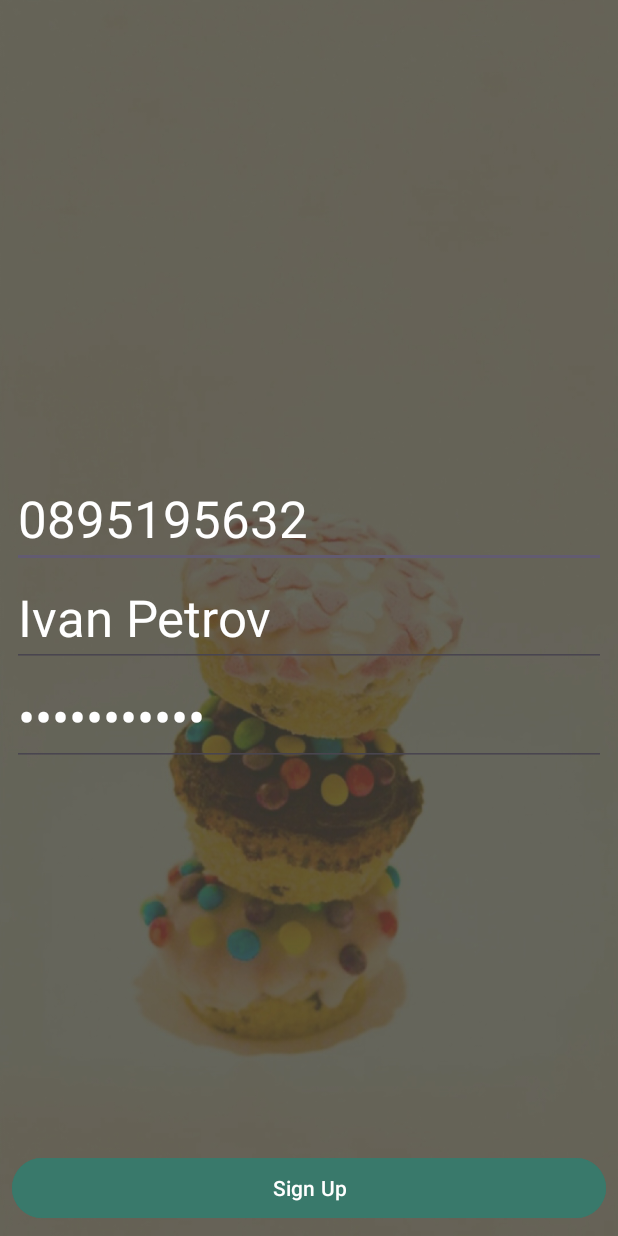
After one commit to CharlieScarver/NomNomFood, an Android app: the SignUp screen opened directly, with no data from a screen before it, on a phone screen of 412 x 824 dp. The commit adds this screen. Run offline under Robolectric (Android 15) with nearby library versions, the phone set to English and light mode, and no system bars; our stand-ins replace Firebase (no records; nobody signed in at launch, a user with empty details on screens opened directly); plain views replace FButton, MaterialEditText.

Commit message:
Sign up screen, removed external libraries, new background

```diff
--- a/app/build.gradle
+++ b/app/build.gradle
@@ -45,6 +45,6 @@ dependencies {
 
     implementation 'com.google.firebase:firebase-core:21.1.1'
     implementation 'com.google.firebase:firebase-database:20.2.1'
-    implementation 'info.hoang8f:fbutton:1.0.5'
-    implementation 'com.rengwuxian.materialedittext:library:2.1.4'
+    //implementation 'info.hoang8f:fbutton:1.0.5'
+    //implementation 'com.rengwuxian.materialedittext:library:2.1.4'
 }
--- a/app/src/main/AndroidManifest.xml
+++ b/app/src/main/AndroidManifest.xml
@@ -2,6 +2,7 @@
 <manifest xmlns:android="http://schemas.android.com/apk/res/android"
     xmlns:tools="http://schemas.android.com/tools">
 
+    <uses-permission android:name="android.permission.INTERNET"/>
     <application
         android:allowBackup="true"
         android:dataExtractionRules="@xml/data_extraction_rules"
@@ -12,6 +13,9 @@
         android:supportsRtl="true"
         android:theme="@style/Theme.NomNomFood"
         tools:targetApi="31">
+        <activity
+            android:name=".SignUp"
+            android:exported="false" />
         <activity
             android:name=".SignIn"
             android:exported="false" />
--- a/app/src/main/java/com/example/nomnomfood/SignIn.java
+++ b/app/src/main/java/com/example/nomnomfood/SignIn.java
@@ -57,7 +57,7 @@ public class SignIn extends AppCompatActivity {
                                 Toast.makeText(SignIn.this, "Sign in successfully", Toast.LENGTH_SHORT).show();
                             }
                             else {
-                                Toast.makeText(SignIn.this, "Sign in failed", Toast.LENGTH_SHORT).show();
+                                Toast.makeText(SignIn.this, "Incorrect password", Toast.LENGTH_SHORT).show();
                             }
                         }
                         else {
--- /dev/null
+++ b/app/src/main/java/com/example/nomnomfood/SignUp.java
@@ -0,0 +1,70 @@
+package com.example.nomnomfood;
+
+import androidx.annotation.NonNull;
+import androidx.appcompat.app.AppCompatActivity;
+
+import android.app.ProgressDialog;
+import android.os.Bundle;
+import android.view.View;
+import android.widget.Button;
+import android.widget.EditText;
+import android.widget.Toast;
+
+import com.example.nomnomfood.Model.User;
+import com.google.firebase.database.DataSnapshot;
+import com.google.firebase.database.DatabaseError;
+import com.google.firebase.database.DatabaseReference;
+import com.google.firebase.database.FirebaseDatabase;
+import com.google.firebase.database.ValueEventListener;
+
+public class SignUp extends AppCompatActivity {
+
+    EditText edtPhone, edtName, edtPassword;
+    Button btnSignUp;
+
+    @Override
+    protected void onCreate(Bundle savedInstanceState) {
+        super.onCreate(savedInstanceState);
+        setContentView(R.layout.activity_sign_up);
+
+        edtPhone = findViewById(R.id.edtPhone);
+        edtName = findViewById(R.id.edtName);
+        edtPassword = findViewById(R.id.edtPassword);
+
+        btnSignUp = findViewById(R.id.btnSignUp);
+
+        final FirebaseDatabase database = FirebaseDatabase.getInstance();
+        final DatabaseReference table_user = database.getReference("User");
+
+        btnSignUp.setOnClickListener(new View.OnClickListener() {
+            @Override
+            public void onClick(View v) {
+                final ProgressDialog mDialog = new ProgressDialog(SignUp.this);
+                mDialog.setMessage("Please wait...");
+                mDialog.show();
+
+                table_user.addValueEventListener(new ValueEventListener() {
+                    @Override
+                    public void onDataChange(@NonNull DataSnapshot snapshot) {
+                        mDialog.dismiss();
+
+                        if (snapshot.child(edtPhone.getText().toString()).exists()) {
+                            Toast.makeText(SignUp.this, "Phone number is already registered", Toast.LENGTH_SHORT).show();
+                        }
+                        else {
+                            User user = new User(edtName.getText().toString(), edtPassword.getText().toString());
+                            table_user.child(edtPhone.getText().toString()).setValue(user);
+                            Toast.makeText(SignUp.this, "Sign up successful", Toast.LENGTH_SHORT).show();
+                            finish();
+                        }
+                    }
+
+                    @Override
+                    public void onCancelled(@NonNull DatabaseError error) {
+
+                    }
+                });
+            }
+        });
+    }
+}
--- /dev/null
+++ b/app/src/main/res/layout/activity_sign_up.xml
@@ -0,0 +1,98 @@
+<?xml version="1.0" encoding="utf-8"?>
+<RelativeLayout xmlns:android="http://schemas.android.com/apk/res/android"
+    xmlns:app="http://schemas.android.com/apk/res-auto"
+    xmlns:tools="http://schemas.android.com/tools"
+    android:layout_width="match_parent"
+    android:layout_height="match_parent"
+    android:background="@drawable/my_bg"
+    tools:context=".SignIn">
+
+    <LinearLayout
+        android:orientation="vertical"
+        android:layout_marginLeft="8dp"
+        android:layout_marginRight="8dp"
+        android:layout_centerInParent="true"
+        android:layout_width="match_parent"
+        android:layout_height="wrap_content">
+
+        <!--<com.rengwuxian.materialedittext.MaterialEditText-->
+        <EditText
+            android:id="@+id/edtPhone"
+            android:hint="@string/phone_number"
+            android:layout_width="match_parent"
+            android:layout_height="wrap_content"
+            android:textColorHint="@android:color/white"
+            android:text="0895195632"
+            android:textColor="@android:color/white"
+            android:textSize="34sp" />
+        <!--
+        app:met_baseColor="@android:color/white"
+        app:met_floatingLabel="highlight"
+        app:met_maxCharacters="11"
+        app:met_primaryColor="@android:color/white"
+        app:met_singleLineEllipsis="true"
+        />
+        -->
+
+        <EditText
+            android:id="@+id/edtName"
+            android:hint="@string/name"
+            android:layout_width="match_parent"
+            android:layout_height="wrap_content"
+            android:textColorHint="@android:color/white"
+            android:text="Ivan Petrov"
+            android:textColor="@android:color/white"
+            android:textSize="34sp" />
+        <!--
+        app:met_baseColor="@android:color/white"
+        app:met_floatingLabel="highlight"
+        app:met_maxCharacters="20"
+        app:met_primaryColor="@android:color/white"
+        app:met_singleLineEllipsis="true"
+        />
+        -->
+
+        <EditText
+            android:id="@+id/edtPassword"
+            android:hint="@string/password"
+            android:layout_width="match_parent"
+            android:layout_height="wrap_content"
+            android:textColorHint="@android:color/white"
+            android:text="Ivan Petrov"
+            android:textColor="@android:color/white"
+            android:textSize="34sp"
+            android:inputType="textPassword" />
+        <!--
+        app:met_baseColor="@android:color/white"
+        app:met_floatingLabel="highlight"
+        app:met_maxCharacters="16"
+        app:met_primaryColor="@android:color/white"
+        app:met_singleLineEllipsis="true"
+        />
+        -->
+
+    </LinearLayout>
+
+    <!--<info.hoang8f.widget.FButton -->
+    <Button
+        android:id="@+id/btnSignUp"
+        android:text="@string/sign_up"
+        android:textColor="@android:color/white"
+        android:layout_marginRight="8dp"
+        android:layout_marginLeft="8dp"
+        android:layout_alignParentBottom="true"
+        android:layout_width="match_parent"
+        android:layout_height="wrap_content"
+        android:layout_margin="8dp"
+        android:backgroundTint="@color/btnSignUp"
+        />
+    <!--
+    app:buttonColor="@color/btnSignUp"
+    app:shadowColor="@android:color/black"
+    app:shadowEnabled="true"
+    app:shadowHeight="5dp"
+    app:cornerRadius="4dp"
+    />
+    -->
+
+</RelativeLayout>
--- a/app/src/main/res/values/strings.xml
+++ b/app/src/main/res/values/strings.xml
@@ -3,4 +3,7 @@
     <string name="slogan">No matter where you are: whether you are at home, or in the office, or on the beach - we will find you and we will feed you</string>
     <string name="sign_up">Sign Up</string>
     <string name="sign_in">Sign In</string>
+    <string name="phone_number">Phone Number</string>
+    <string name="name">Name</string>
+    <string name="password">Password</string>
 </resources>
```
Also changed, not shown: app/src/main/java/com/example/nomnomfood/MainActivity.java (+8 -6 lines), app/src/main/res/layout/activity_main.xml (+12 -4 lines), app/src/main/res/layout/activity_sign_in.xml (+35 -23 lines), app/src/main/res/drawable-hdpi/nom_nom_girl_logo.png, app/src/main/res/drawable-mdpi/background_top_view.png (added), app/src/main/res/drawable-mdpi/nom_nom_girl_logo.png, app/src/main/res/drawable-xhdpi/nom_nom_girl_logo.png, app/src/main/res/drawable-xxhdpi/nom_nom_girl_logo.png, app/src/main/res/drawable-xxxhdpi/nom_nom_girl_logo.png, 4 other files.
